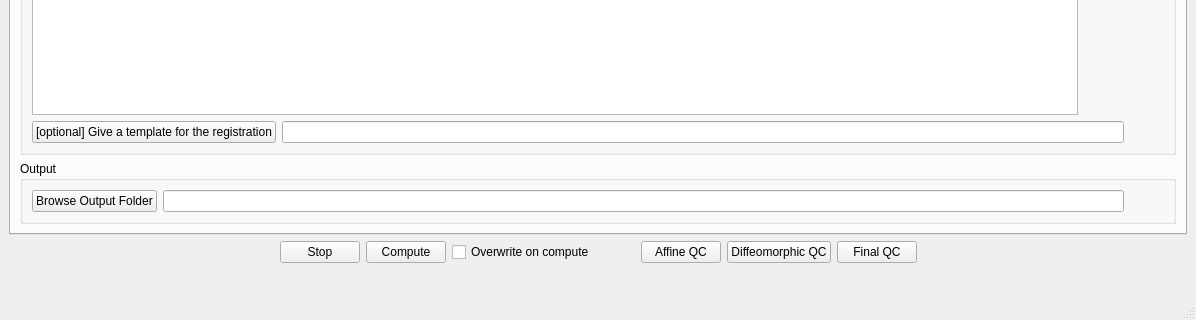
adrienkaiser/DTIAtlasBuilder, file GUIwindow.ui: the form before one commit; both pictures show x 0 to 1196 and y 320 to 640 of the 1196 by 640 pixel window.
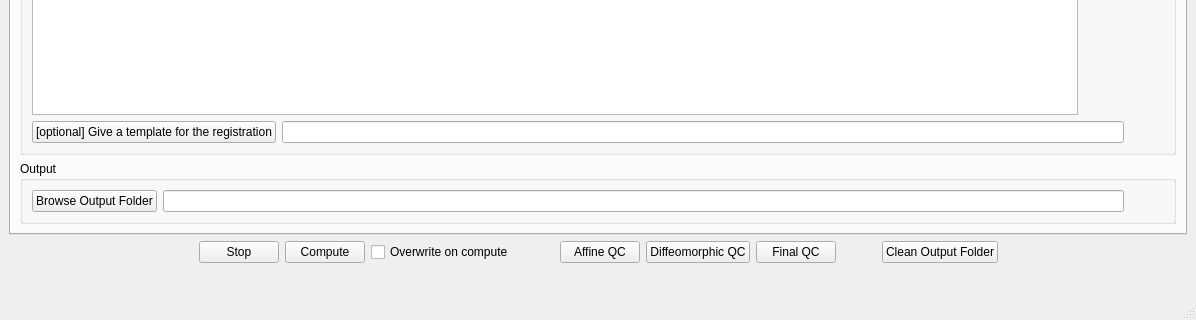
The form after the commit.

Commit message: ENH: Add button to remove all useless temporary images

Diff of the .ui file:
```diff
--- a/GUIwindow.ui
+++ b/GUIwindow.ui
@@ -1641,6 +1641,32 @@
         </property>
        </widget>
       </item>
+      <item>
+       <spacer name="horizontalSpacer_16">
+        <property name="orientation">
+         <enum>Qt::Horizontal</enum>
+        </property>
+        <property name="sizeType">
+         <enum>QSizePolicy::Fixed</enum>
+        </property>
+        <property name="sizeHint" stdset="0">
+         <size>
+          <width>40</width>
+          <height>20</height>
+         </size>
+        </property>
+       </spacer>
+      </item>
+      <item>
+       <widget class="QPushButton" name="CleanOutputPushButton">
+        <property name="toolTip">
+         <string>Remove all useless temporary images</string>
+        </property>
+        <property name="text">
+         <string>Clean Output Folder</string>
+        </property>
+       </widget>
+      </item>
       <item>
        <spacer name="horizontalSpacer_2">
         <property name="orientation">
```
The commit also changes 4 other files.
